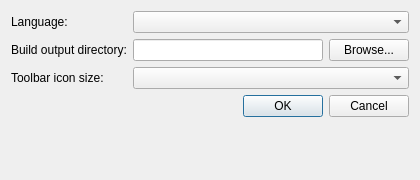
First picture: the form in src/tools/nide/ui/SettingsDialog.ui, repository dliting/nlang, before the edit.
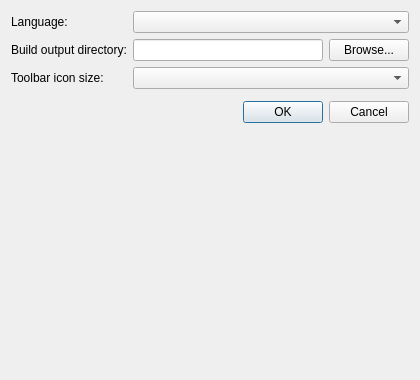
Second picture: the form after the edit.

```diff
--- a/src/tools/nide/ui/SettingsDialog.ui
+++ b/src/tools/nide/ui/SettingsDialog.ui
@@ -7,7 +7,7 @@
     <x>0</x>
     <y>0</y>
     <width>420</width>
-    <height>180</height>
+    <height>380</height>
    </rect>
   </property>
   <property name="windowTitle">
@@ -56,6 +56,9 @@
     <widget class="QComboBox" name="cmbIconSize"/>
    </item>
    <item row="3" column="0" colspan="2">
+    <widget class="QWidget" name="wgtLibraryPaths"/>
+   </item>
+   <item row="4" column="0" colspan="2">
     <widget class="QDialogButtonBox" name="buttonBox">
      <property name="orientation">
       <enum>Qt::Horizontal</enum>
```
